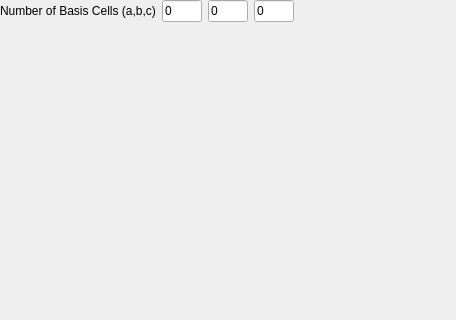
This is ui-qt/ui/GeometryWidget.ui in spirit-code/spirit as Qt 5 draws it before an edit; both pictures show x 0 to 456 and y 0 to 320 of the 456 by 821 pixel window. The edited form follows.
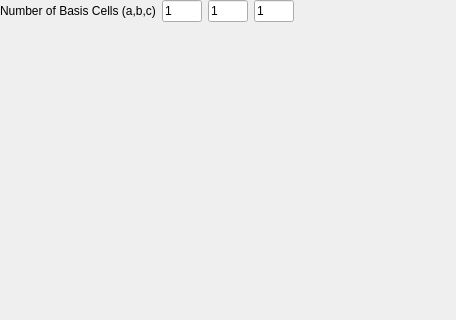
This is the edited form.

Commit message: UI-QT: properly connected GeometryWidget with corresp. API.

Diff of the .ui file:
```diff
--- a/ui-qt/ui/GeometryWidget.ui
+++ b/ui-qt/ui/GeometryWidget.ui
@@ -67,7 +67,7 @@
             </size>
            </property>
            <property name="text">
-            <string>0</string>
+            <string>1</string>
            </property>
           </widget>
          </item>
@@ -80,7 +80,7 @@
             </size>
            </property>
            <property name="text">
-            <string>0</string>
+            <string>1</string>
            </property>
           </widget>
          </item>
@@ -93,7 +93,7 @@
             </size>
            </property>
            <property name="text">
-            <string>0</string>
+            <string>1</string>
            </property>
           </widget>
          </item>
```
The commit also changes 1 other file.
